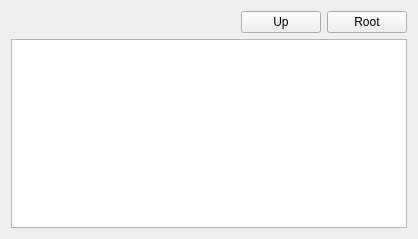
Qt form FW/UI/recordstructview.ui (JAntn/wblocks) before a commit.
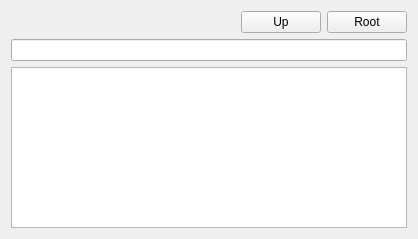
The same form after that commit.

Commit message: Connect references with lines. A search bar. Bugs

What changed in the file:
```diff
--- a/FW/UI/recordstructview.ui
+++ b/FW/UI/recordstructview.ui
@@ -57,6 +57,9 @@
      </item>
     </layout>
    </item>
+   <item>
+    <widget class="QLineEdit" name="LineEdit"/>
+   </item>
    <item>
     <widget class="QTableView" name="TableView">
      <property name="minimumSize">
```
The commit also changes 24 other files.
